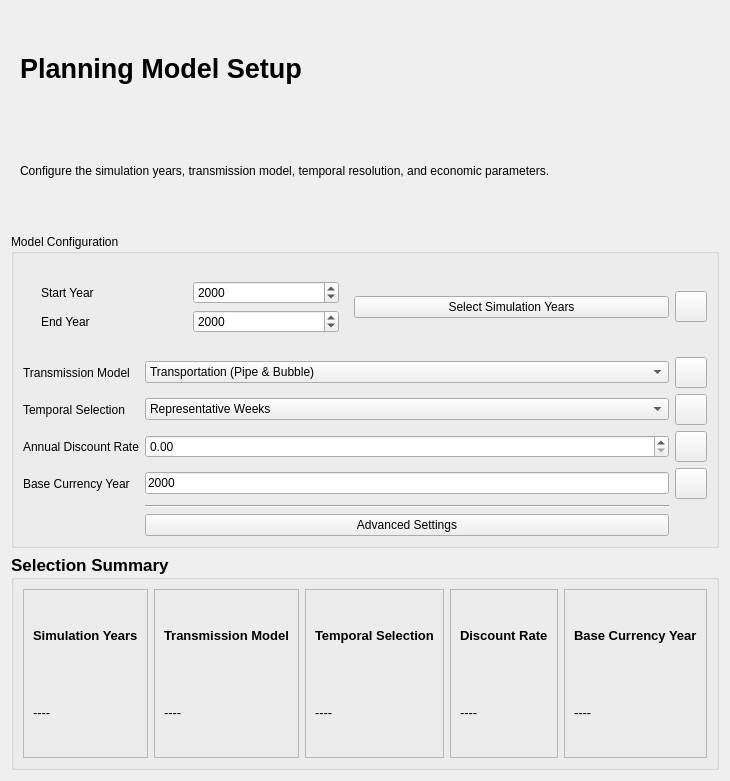
The window that quest_planning/ui/forms/planning_model_setup/planning_model.ui (sandialabs/quest_planning) describes before a commit, drawn with Qt 5.
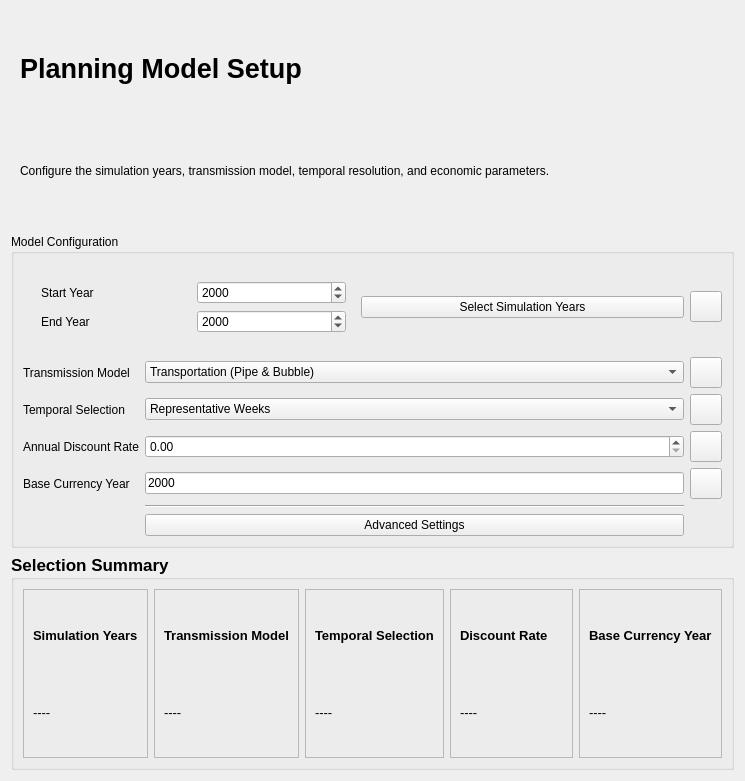
The same window after the commit. Icons and pictures are not drawn.

Commit message:
ui: updated Planning Model page
- added Simulation Years and Advanced Settings Pages
- added logic to year selection

MISSING: updating yaml configuration

```diff
--- a/quest_planning/ui/forms/planning_model_setup/planning_model.ui
+++ b/quest_planning/ui/forms/planning_model_setup/planning_model.ui
@@ -6,7 +6,7 @@
    <rect>
     <x>0</x>
     <y>0</y>
-    <width>525</width>
+    <width>745</width>
     <height>781</height>
    </rect>
   </property>
```
The commit also changes 6 other files.
